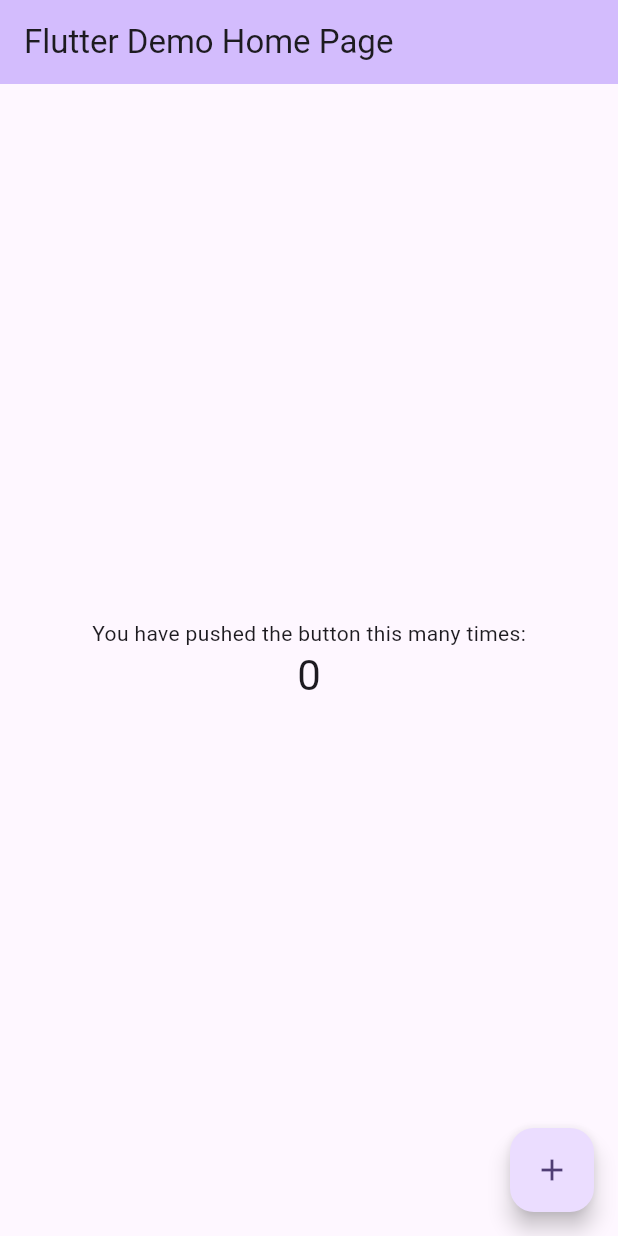
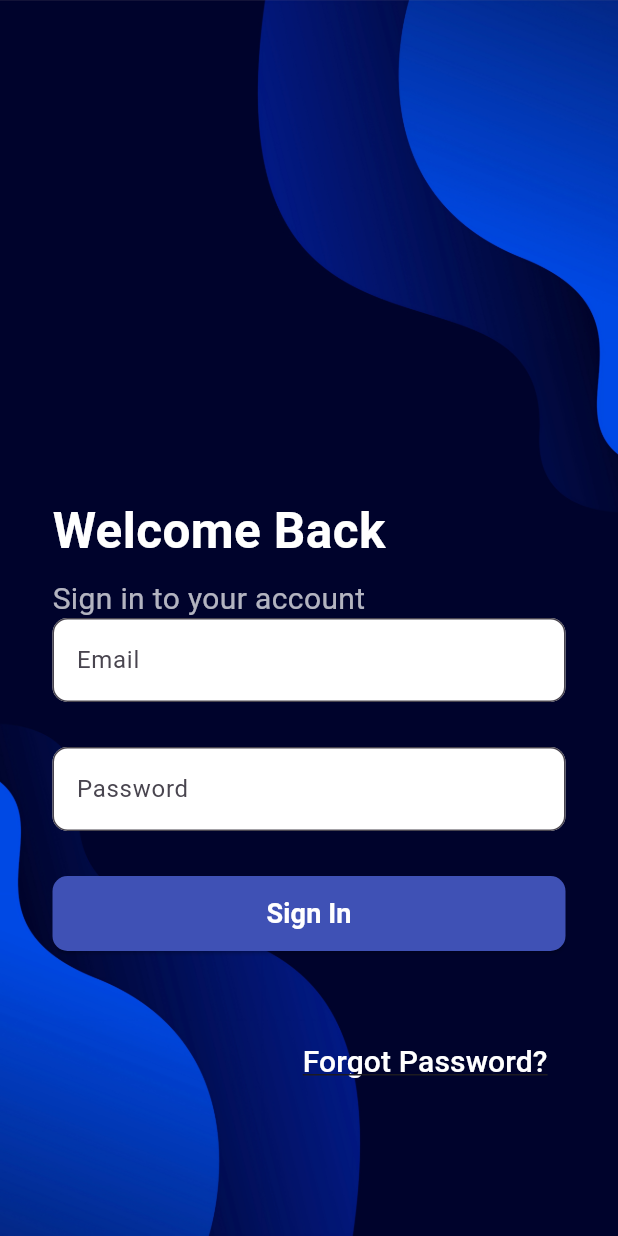
Before and after one commit to TasinChowdhury/metro_go, a Flutter app: the screen it shows after launch, on a phone screen of 412 x 824 dp. Run offline on Flutter 3.47's test engine with Material 3 defaults, Android fonts, the light colour scheme and no system bars.

Commit message:
sign in screen

```diff
--- a/lib/main.dart
+++ b/lib/main.dart
@@ -1,122 +1,10 @@
 import 'package:flutter/material.dart';
+import 'package:metrogo/signin_screen.dart';
 
 void main() {
-  runApp(const MyApp());
+  runApp(MaterialApp(
+    debugShowCheckedModeBanner: false,
+    initialRoute: 'signin_screen',
+    routes: {'signin_screen':(context)=> SigninScreen()},
+  ));
 }
-
-class MyApp extends StatelessWidget {
-  const MyApp({super.key});
-
-  // This widget is the root of your application.
-  @override
-  Widget build(BuildContext context) {
-    return MaterialApp(
-      title: 'Flutter Demo',
-      theme: ThemeData(
-        // This is the theme of your application.
-        //
-        // TRY THIS: Try running your application with "flutter run". You'll see
-        // the application has a purple toolbar. Then, without quitting the app,
-        // try changing the seedColor in the colorScheme below to Colors.green
-        // and then invoke "hot reload" (save your changes or press the "hot
-        // reload" button in a Flutter-supported IDE, or press "r" if you used
-        // the command line to start the app).
-        //
-        // Notice that the counter didn't reset back to zero; the application
-        // state is not lost during the reload. To reset the state, use hot
-        // restart instead.
-        //
-        // This works for code too, not just values: Most code changes can be
-        // tested with just a hot reload.
-        colorScheme: .fromSeed(seedColor: Colors.deepPurple),
-      ),
-      home: const MyHomePage(title: 'Flutter Demo Home Page'),
-    );
-  }
-}
-
-class MyHomePage extends StatefulWidget {
-  const MyHomePage({super.key, required this.title});
-
-  // This widget is the home page of your application. It is stateful, meaning
-  // that it has a State object (defined below) that contains fields that affect
-  // how it looks.
-
-  // This class is the configuration for the state. It holds the values (in this
-  // case the title) provided by the parent (in this case the App widget) and
-  // used by the build method of the State. Fields in a Widget subclass are
-  // always marked "final".
-
-  final String title;
-
-  @override
-  State<MyHomePage> createState() => _MyHomePageState();
-}
-
-class _MyHomePageState extends State<MyHomePage> {
-  int _counter = 0;
-
-  void _incrementCounter() {
-    setState(() {
-      // This call to setState tells the Flutter framework that something has
-      // changed in this State, which causes it to rerun the build method below
-      // so that the display can reflect the updated values. If we changed
-      // _counter without calling setState(), then the build method would not be
-      // called again, and so nothing would appear to happen.
-      _counter++;
-    });
-  }
-
-  @override
-  Widget build(BuildContext context) {
-    // This method is rerun every time setState is called, for instance as done
-    // by the _incrementCounter method above.
-    //
-    // The Flutter framework has been optimized to make rerunning build methods
-    // fast, so that you can just rebuild anything that needs updating rather
-    // than having to individually change instances of widgets.
-    return Scaffold(
-      appBar: AppBar(
-        // TRY THIS: Try changing the color here to a specific color (to
-        // Colors.amber, perhaps?) and trigger a hot reload to see the AppBar
-        // change color while the other colors stay the same.
-        backgroundColor: Theme.of(context).colorScheme.inversePrimary,
-        // Here we take the value from the MyHomePage object that was created by
-        // the App.build method, and use it to set our appbar title.
-        title: Text(widget.title),
-      ),
-      body: Center(
-        // Center is a layout widget. It takes a single child and positions it
-        // in the middle of the parent.
-        child: Column(
-          // Column is also a layout widget. It takes a list of children and
-          // arranges them vertically. By default, it sizes itself to fit its
-          // children horizontally, and tries to be as tall as its parent.
-          //
-          // Column has various properties to control how it sizes itself and
-          // how it positions its children. Here we use mainAxisAlignment to
-          // center the children vertically; the main axis here is the vertical
-          // axis because Columns are vertical (the cross axis would be
-          // horizontal).
-          //
-          // TRY THIS: Invoke "debug painting" (choose the "Toggle Debug Paint"
-          // action in the IDE, or press "p" in the console), to see the
-          // wireframe for each widget.
-          mainAxisAlignment: .center,
-          children: [
-            const Text('You have pushed the button this many times:'),
-            Text(
-              '$_counter',
-              style: Theme.of(context).textTheme.headlineMedium,
-            ),
-          ],
-        ),
-      ),
-      floatingActionButton: FloatingActionButton(
-        onPressed: _incrementCounter,
-        tooltip: 'Increment',
-        child: const Icon(Icons.add),
-      ),
-    );
-  }
-}
--- /dev/null
+++ b/lib/signin_screen.dart
@@ -0,0 +1,116 @@
+import 'package:flutter/material.dart';
+
+class SigninScreen extends StatefulWidget {
+  const SigninScreen({super.key});
+
+  @override
+  State<SigninScreen> createState() => _SigninScreenState();
+}
+
+class _SigninScreenState extends State<SigninScreen> {
+  @override
+  Widget build(BuildContext context) {
+    return Container(
+      decoration: BoxDecoration(
+        image: DecorationImage(image:AssetImage('assets/bg.png'),fit: BoxFit.cover)
+      ),
+        child: Scaffold(
+          backgroundColor: Colors.transparent,
+          body: Stack(
+            children: [
+              Container(
+                padding: const EdgeInsets.only(left: 35, top: 330),
+                child: Column(
+                  crossAxisAlignment: CrossAxisAlignment.start,
+                  children: const [
+                    Text(
+                      'Welcome Back',
+                      style: TextStyle(
+                        color: Colors.white,
+                        fontSize: 33,
+                        fontWeight: FontWeight.bold,
+                ),
+              ),
+                  SizedBox(height: 8),
+                  Text(
+                    'Sign in to your account',
+                    style: TextStyle(
+                      color: Colors.white70,
+                      fontSize: 20,
+                ),
+              ),
+            ],
+          ),
+        ),
+              SingleChildScrollView(
+                child: Container(
+                  padding: EdgeInsets.only(top: MediaQuery.of(context).size.height * 0.5,right: 35,left:35),
+                  child: Column(
+                    children: [
+                      TextField(
+                        decoration: InputDecoration(
+                          fillColor: Colors.white,
+                          filled: true,
+                          hintText: 'Email',
+                          border: OutlineInputBorder(
+                            borderRadius: BorderRadius.circular(10)
+                          )
+                        ),
+                      ),
+                      SizedBox(height: 30,),
+                      TextField(
+                        obscureText: true,
+                        decoration: InputDecoration(
+                            fillColor: Colors.white,
+                            filled: true,
+                            hintText: 'Password',
+                            border: OutlineInputBorder(
+                                borderRadius: BorderRadius.circular(10)
+                            )
+                        ),
+                      ),
+                      SizedBox(height: 30,),
+                      SizedBox(
+                        width: double.infinity,
+                        height: 50,
+                        child: ElevatedButton(
+                          onPressed:(){
+                            Navigator.pushNamed(context, 'signup');
+                          },
+                          style: ElevatedButton.styleFrom(
+                            backgroundColor: Colors.indigo,
+                            foregroundColor: Colors.white,
+                            shape: RoundedRectangleBorder(
+                              borderRadius: BorderRadius.circular(10),
+                            ),
+                          ),
+                          child: const Text(
+                            'Sign In',
+                            style: TextStyle(
+                              fontSize: 18,
+                              fontWeight: FontWeight.bold,
+                            ),
+                          ),
+                        ),
+                      ),
+                      const SizedBox(height: 10.0),
+                      SizedBox(height: 40,),
+                      Row(
+                        mainAxisAlignment: MainAxisAlignment.end,
+                        children: [
+                          TextButton(onPressed: (){}, child: Text('Forgot Password?',style: TextStyle(
+                              decoration: TextDecoration.underline,
+                              fontSize: 20,
+                              color: Colors.white),))
+                        ],
+                      )
+                    ],
+                  )
+                ),
+              )
+            ],
+          ),
+        )
+    );
+  }
+}
--- a/pubspec.yaml
+++ b/pubspec.yaml
@@ -58,8 +58,8 @@ flutter:
   uses-material-design: true
 
   # To add assets to your application, add an assets section, like this:
-  # assets:
-  #   - images/a_dot_burr.jpeg
+  assets:
+  - assets/
   #   - images/a_dot_ham.jpeg
 
   # An image asset can refer to one or more resolution-specific "variants", see
```
Also changed, not shown: assets/bg.png (added).
